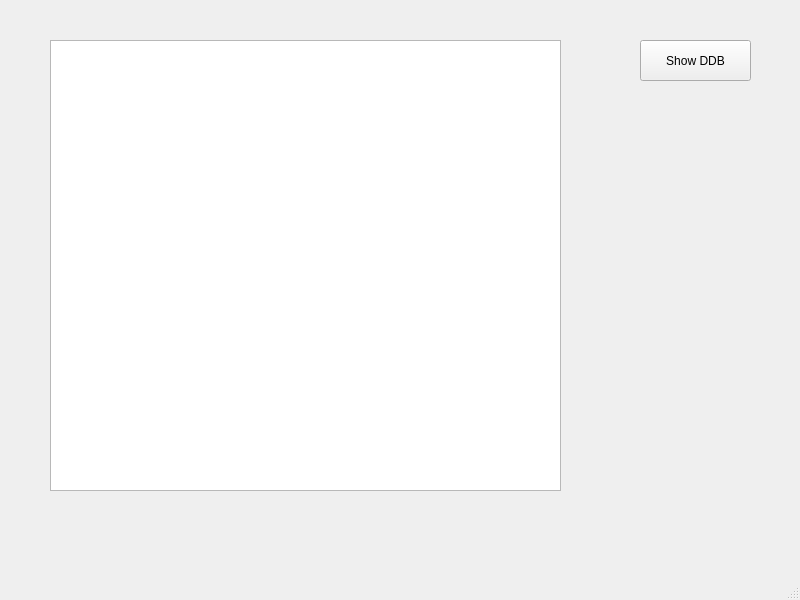
Qt form DDB/MetadataManager/ddbmainwin.ui (chuanwencuhk/DDBMS) before a commit.
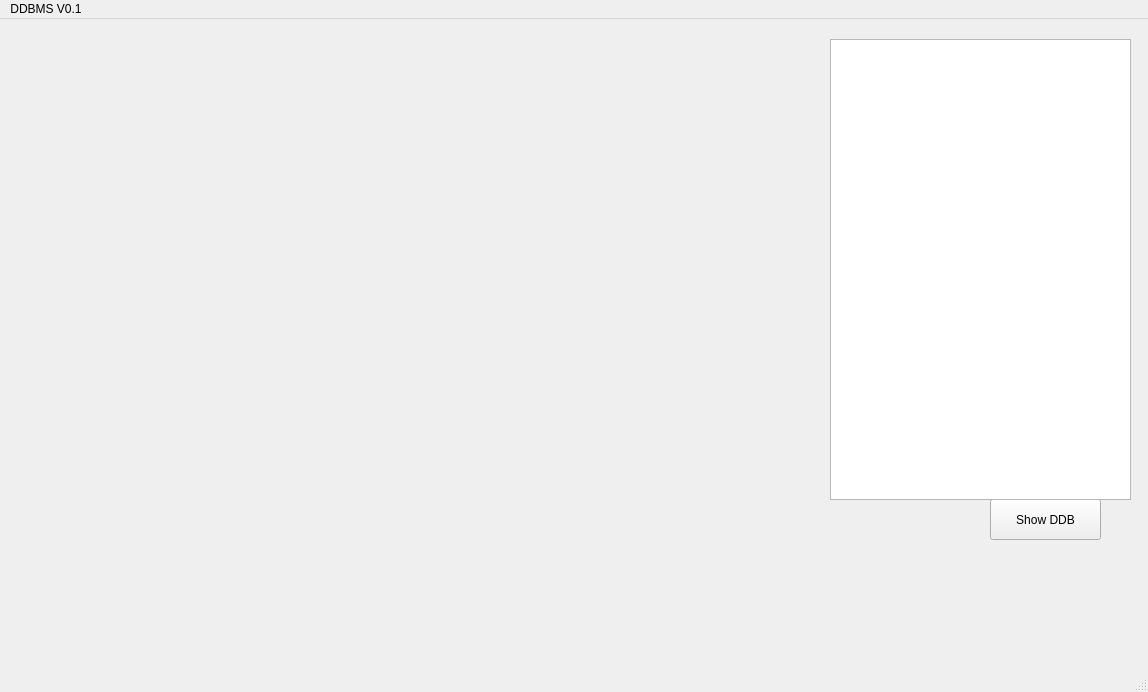
The same form after that commit.

```diff
--- a/DDB/MetadataManager/ddbmainwin.ui
+++ b/DDB/MetadataManager/ddbmainwin.ui
@@ -6,8 +6,8 @@
    <rect>
     <x>0</x>
     <y>0</y>
-    <width>800</width>
-    <height>600</height>
+    <width>1148</width>
+    <height>692</height>
    </rect>
   </property>
   <property name="windowTitle">
@@ -17,8 +17,8 @@
    <widget class="QPushButton" name="button_show_DDB">
     <property name="geometry">
      <rect>
-      <x>640</x>
-      <y>40</y>
+      <x>990</x>
+      <y>480</y>
       <width>111</width>
       <height>41</height>
      </rect>
@@ -30,10 +30,10 @@
    <widget class="QTextEdit" name="DDB_textEdit">
     <property name="geometry">
      <rect>
-      <x>50</x>
-      <y>40</y>
-      <width>511</width>
-      <height>451</height>
+      <x>830</x>
+      <y>20</y>
+      <width>301</width>
+      <height>461</height>
      </rect>
     </property>
    </widget>
@@ -43,10 +43,16 @@
     <rect>
      <x>0</x>
      <y>0</y>
-     <width>800</width>
-     <height>28</height>
+     <width>1148</width>
+     <height>26</height>
     </rect>
    </property>
+   <widget class="QMenu" name="menuDDBMS_V0_1">
+    <property name="title">
+     <string>DDBMS V0.1</string>
+    </property>
+   </widget>
+   <addaction name="menuDDBMS_V0_1"/>
   </widget>
   <widget class="QStatusBar" name="statusbar"/>
  </widget>
```
